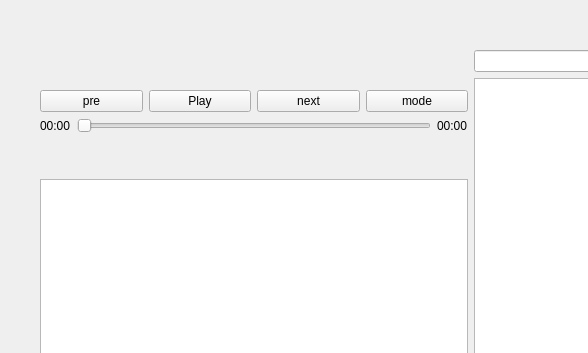
First picture: the form in resources/music.ui, repository yeyuan01/MusicSoftware, before the edit; both pictures show x 0 to 588 and y 0 to 353 of the 946 by 861 pixel window.
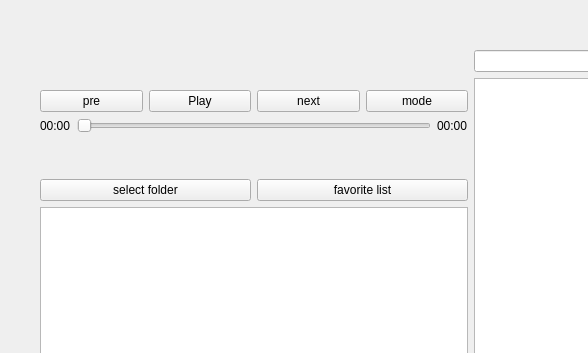
Second picture: the form after the edit.

The edit to the form file:
```diff
--- a/resources/music.ui
+++ b/resources/music.ui
@@ -127,6 +127,24 @@
         </property>
        </spacer>
       </item>
+      <item>
+       <layout class="QHBoxLayout" name="horizontalLayout_4">
+        <item>
+         <widget class="QPushButton" name="select_folder">
+          <property name="text">
+           <string>select folder</string>
+          </property>
+         </widget>
+        </item>
+        <item>
+         <widget class="QPushButton" name="favorite_list">
+          <property name="text">
+           <string>favorite list</string>
+          </property>
+         </widget>
+        </item>
+       </layout>
+      </item>
       <item>
        <widget class="QListWidget" name="music_list"/>
       </item>
```
